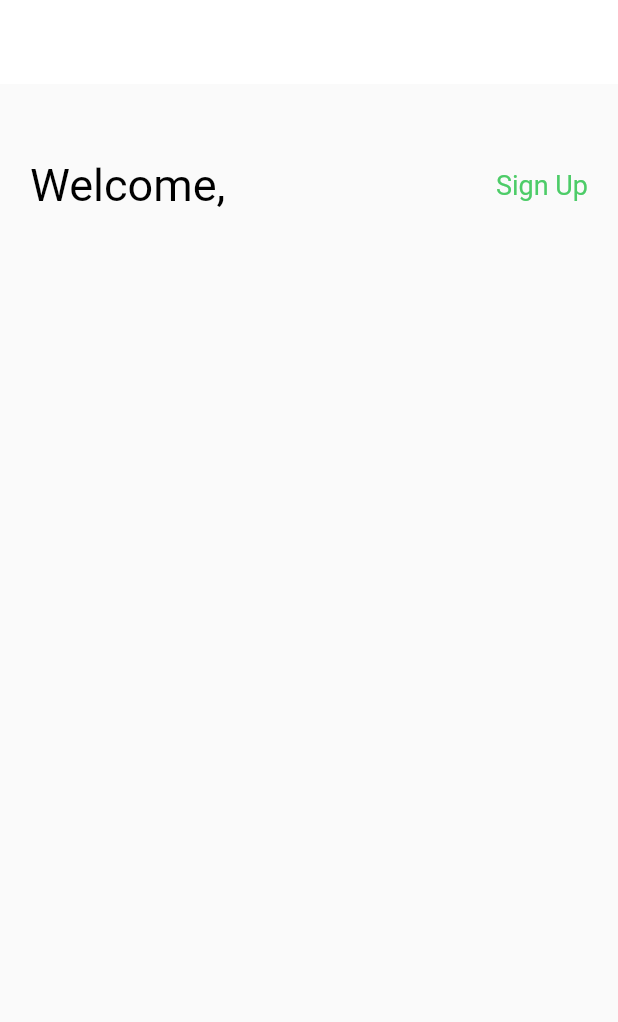
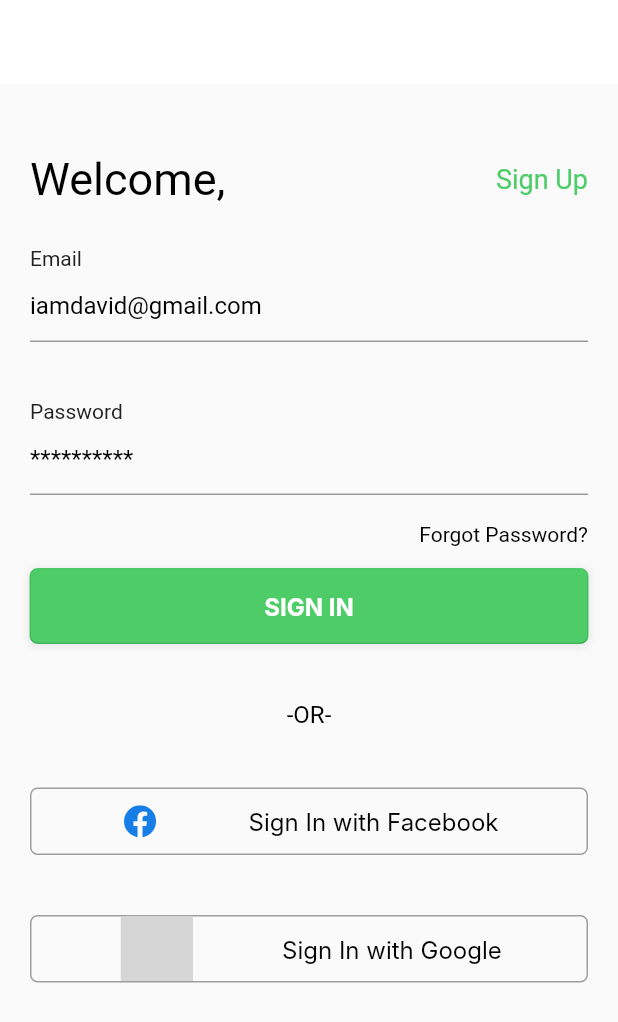
Before and after one commit to ManarShahin48/Ward-Application, a Flutter app: the screen it shows after launch, on a phone screen of 412 x 824 dp. Shown: the top 1022 px of the screen. Run offline on Flutter 3.47's test engine with Material 2 defaults, Android fonts, the phone set to English and light mode, and no system bars; our stand-ins replace flutter_svg; Roboto replaces fonts that are missing (Inter); project files that could hold a hidden picture were left out; grey boxes are pictures that could not be loaded.

```diff
--- a/lib/main.dart
+++ b/lib/main.dart
@@ -1,4 +1,5 @@
 import 'package:flutter/material.dart';
+import 'package:ward/utils/color_manager.dart';
 import 'package:ward/view/auth/login_screen.dart';
 
 void main() {
@@ -7,10 +8,16 @@ void main() {
 
 class MyApp extends StatelessWidget {
   const MyApp({super.key});
+
   @override
   Widget build(BuildContext context) {
-    return const MaterialApp(
-      home: LoginScreen(),
+    return MaterialApp(
+      debugShowCheckedModeBanner: false,
+      theme: ThemeData(
+        primaryColor: ColorManager.primary,
+        primaryColorLight: ColorManager.primary,
+      ),
+      home: const LoginScreen(),
     );
   }
 }
--- a/lib/view/auth/login_screen.dart
+++ b/lib/view/auth/login_screen.dart
@@ -1,9 +1,15 @@
 import 'package:flutter/material.dart';
+import 'package:flutter_svg/flutter_svg.dart';
 import 'package:ward/utils/utils.dart';
+import 'package:ward/view/widgets/custom_btn.dart';
+import 'package:ward/view/widgets/custom_btn_social.dart';
+import 'package:ward/view/widgets/custom_text.dart';
+import 'package:ward/view/widgets/custom_text_form_field.dart';
 
 class LoginScreen extends StatelessWidget {
   const LoginScreen({Key? key}) : super(key: key);
 
+  // final GlobalKey<FormState> _formKey = GlobalKey<FormState>();
   @override
   Widget build(BuildContext context) {
     return Scaffold(
@@ -17,28 +23,93 @@ class LoginScreen extends StatelessWidget {
           left: PaddingManager.p20,
           right: PaddingManager.p20,
         ),
+        child: Form(
+          // key: _formKey,
           child: Column(
             children: [
               Row(
                 mainAxisAlignment: MainAxisAlignment.spaceBetween,
                 children: const [
-                Text(
-                  'Welcome,',
-                  style: TextStyle(
-                    color: ColorManager.black,
+                  CustomText(
+                    text: 'Welcome,',
                     fontSize: SizeManager.s30,
                   ),
-                ),
-                Text(
-                  'Sign Up',
-                  style: TextStyle(
+                  CustomText(
+                    text: 'Sign Up',
+                    fontSize: SizeManager.s18,
                     color: ColorManager.primary,
-                    fontSize: SizeManager.s18,
-                  ),
                   ),
                 ],
-            )
+              ),
+              const SizedBox(
+                height: SizeManager.s30,
+              ),
+              CustomTextFormField(
+                text: 'Email',
+                hint: 'iamdavid@gmail.com',
+                onSave: (value) {
+                  // controller.email = value;
+                },
+                validator: (value) {
+                  return "";
+                },
+              ),
+              const SizedBox(
+                height: SizeManager.s40,
+              ),
+              CustomTextFormField(
+                text: 'Password',
+                hint: '**********',
+                onSave: (value) {
+                  // controller.password = value;
+                },
+                validator: (value) {
+                  return "";
+                  // if (value == null) {
+                  //   print('error');
+                  // }
+                },
+              ),
+              const SizedBox(
+                height: SizeManager.s20,
+              ),
+              const CustomText(
+                text: 'Forgot Password?',
+                fontSize: 14,
+                alignment: Alignment.topRight,
+              ),
+              const SizedBox(
+                height: SizeManager.s15,
+              ),
+              CustomButton(
+                label: 'SIGN IN',
+                onClick: (){},
+              ),
+              const SizedBox(
+                height: SizeManager.s40,
+              ),
+              const CustomText(
+                text: '-OR-',
+                alignment: Alignment.center,
+              ),
+              const SizedBox(
+                height: SizeManager.s40,
+              ),
+              CustomBtnSocial(
+                txt: 'Sign In with Facebook',
+                img: IconManager.facebookLogo,
+                onPressed: (){},
+              ),
+              const SizedBox(
+                height: SizeManager.s40,
+              ),
+              CustomBtnSocial(
+                txt: 'Sign In with Google',
+                img: IconManager.googleLogo,
+                onPressed: (){},
+              ),
             ],
+          ),
         ),
       ),
     );
```
Lines whose indentation alone changed are shown as unchanged.
